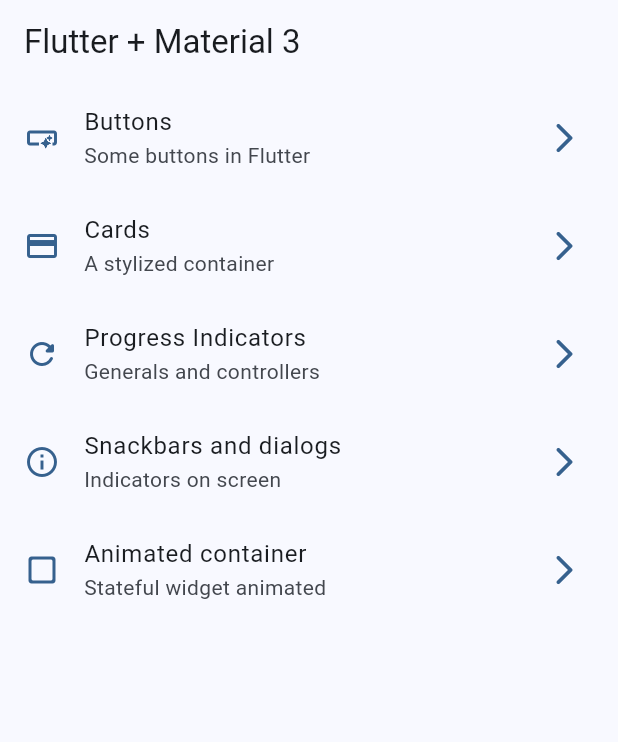
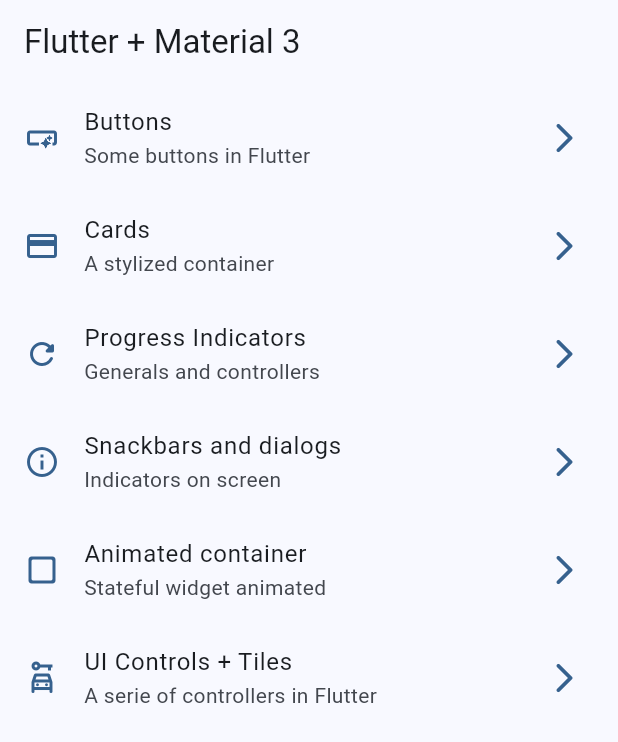
Before and after one commit to stivenramireza/flutter-learning, a Flutter app: the screen it shows after launch, on a phone screen of 412 x 824 dp. Shown: the top 742 px of the screen. Run offline on Flutter 3.47's test engine with Material 3 defaults, Android fonts, the phone set to English and light mode, and no system bars; our stand-ins replace go_router.

Commit message:
[ADD] UI Controls screen

```diff
--- a/widgets_app/lib/config/menu/menu_items.dart
+++ b/widgets_app/lib/config/menu/menu_items.dart
@@ -44,5 +44,11 @@ const appMenuItems = <MenuItem>[
       subTitle: 'Stateful widget animated',
       link: '/animated',
       icon: Icons.check_box_outline_blank_rounded
+  ),
+  MenuItem(
+      title: 'UI Controls + Tiles',
+      subTitle: 'A serie of controllers in Flutter',
+      link: '/ui-controls',
+      icon: Icons.car_rental_outlined
   )
 ];
--- a/widgets_app/lib/config/router/app_router.dart
+++ b/widgets_app/lib/config/router/app_router.dart
@@ -34,6 +34,11 @@ final appRouter = GoRouter(
       name: AnimatedScreen.name,
       path: '/animated',
       builder: (context, state) => const AnimatedScreen(),
+    ),
+    GoRoute(
+      name: UiControlsScreen.name,
+      path: '/ui-controls',
+      builder: (context, state) => const UiControlsScreen(),
     )
   ]
 );
```
Also changed, not shown: widgets_app/lib/presentation/screens/ui_controls/ui_controls_screen.dart (+74 -1 lines).
